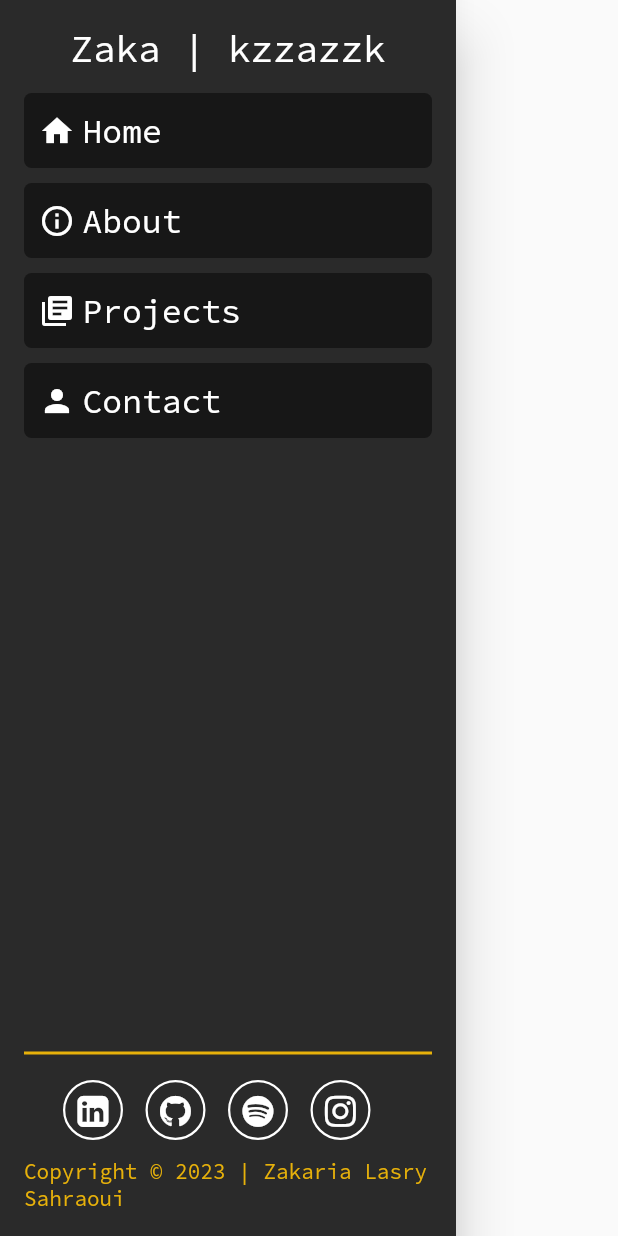
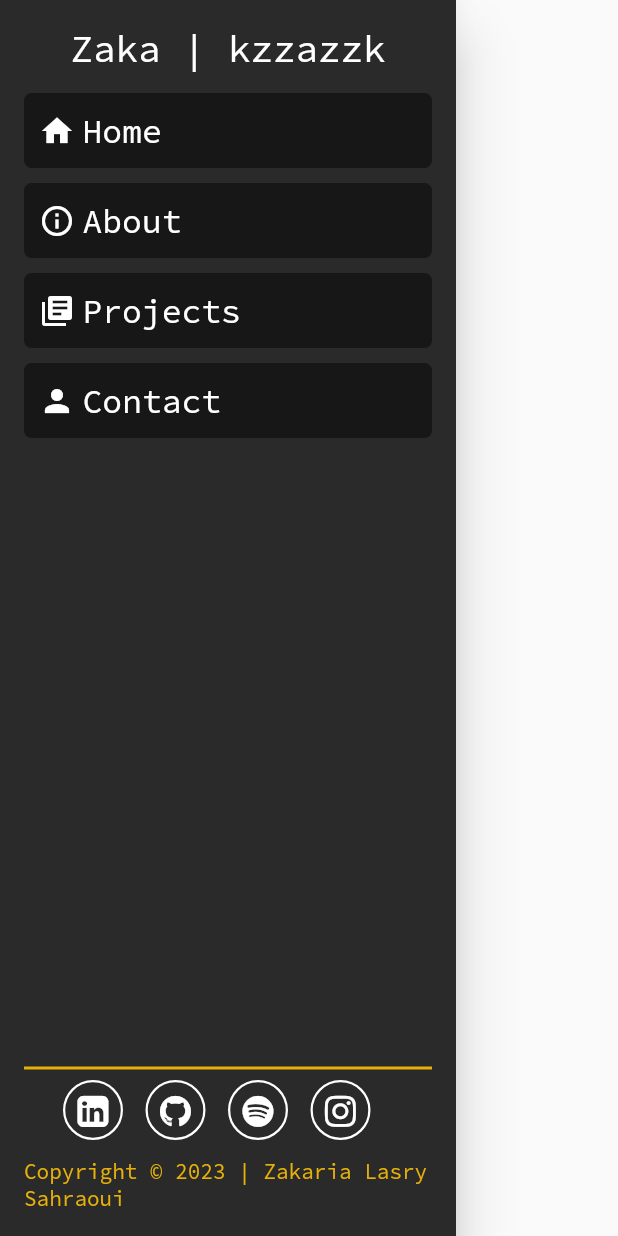
Before and after one commit to kzzazzk/kzzazzk.codes, a Flutter app: the MenuDrawer widget shown alone on an empty page, opened directly, on a phone screen of 412 x 824 dp. Run offline on Flutter 3.47's test engine with Material 2 defaults, Android fonts, the light colour scheme and no system bars; our stand-ins replace animated_text_kit, google_fonts; missing offline and left inert: animate_gradient, hovering, universal_html.

Commit message:
Fixed button padding

```diff
--- a/portfolio/lib/widgets/menu_drawer.dart
+++ b/portfolio/lib/widgets/menu_drawer.dart
@@ -68,7 +68,6 @@ class MenuDrawer extends StatelessWidget {
                   children: [
                     const Spacer(),
                     const CustomDivider(),
-                    const SizedBox(height: 10),
                     Row(
                       mainAxisAlignment: MainAxisAlignment
                           .center, // Center the Row horizontally
```
